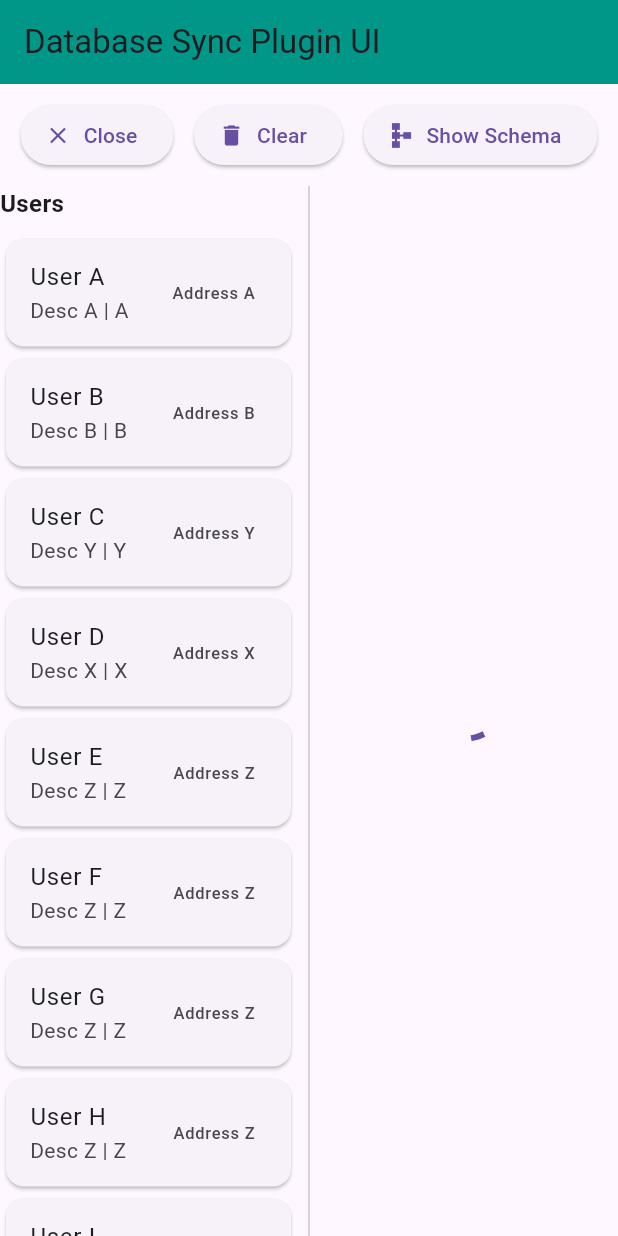
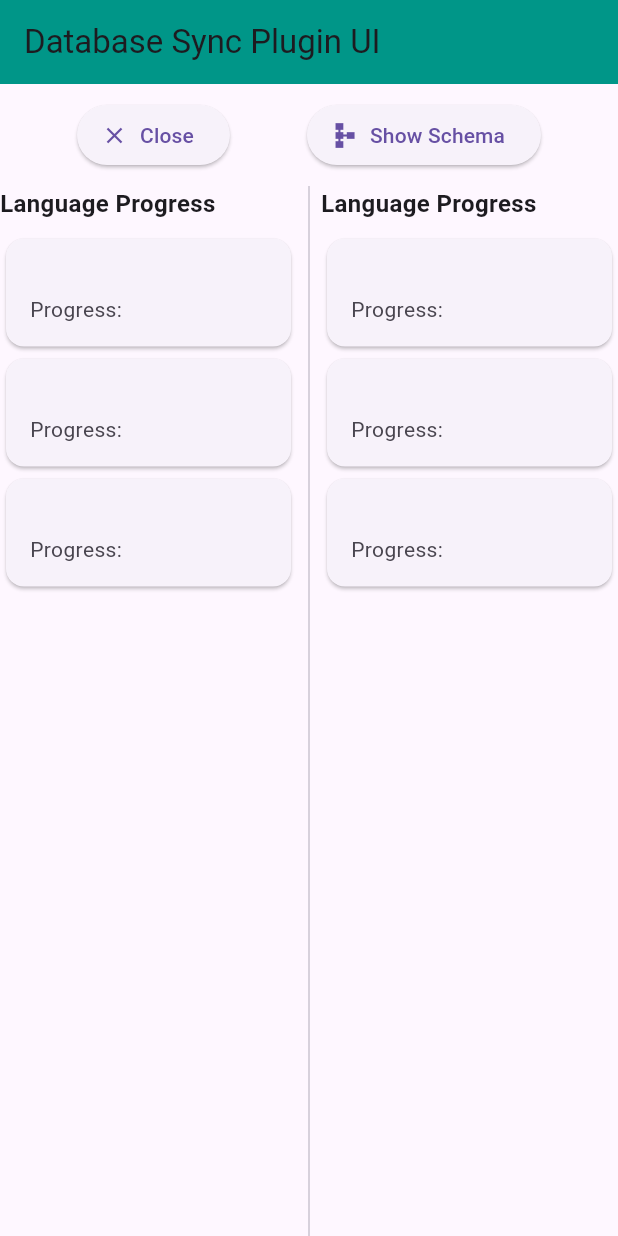
Before and after one commit to Prayag887/background_sync_plugin, a Flutter app: the screen it shows after launch, on a phone screen of 412 x 824 dp. Run offline on Flutter 3.47's test engine with Material 3 defaults, Android fonts, the phone set to English and light mode, and no system bars; our stand-ins replace plugin_platform_interface, sqflite; accounts and stored records are empty.

Commit message:
language progress api is hit with dummy data, headers maintained, fetch api, database store for fetched data query implementation during plugin implementation phase

```diff
--- a/example/lib/db_service.dart
+++ b/example/lib/db_service.dart
@@ -28,78 +28,109 @@ class DatabaseHelper {
   }
 
   Future _createDB(Database db, int version) async {
-    // Create users table
     await db.execute('''
-      CREATE TABLE users (
-        id INTEGER PRIMARY KEY AUTOINCREMENT,
-        name TEXT NOT NULL,
-        description TEXT,
-        address TEXT,
-        grade TEXT
+      CREATE TABLE lang_progress (
+        id INTEGER PRIMARY KEY,
+        remote_id INTEGER,
+        customer_id INTEGER,
+        object_id INTEGER,
+        language_id INTEGER,
+        listening_progress REAL,
+        speaking_progress REAL,
+        writing_progress REAL,
+        reading_progress REAL,
+        mixed_progress REAL,
+        group_name TEXT,
+        model_type TEXT,
+        model_id INTEGER,
+        created_at TEXT,
+        updated_at TEXT,
+        synced_at TEXT,
+        deleted_at TEXT,
+        extras TEXT
       )
     ''');
 
-    // Create users_copy table
-    await db.execute('''
-      CREATE TABLE users_copy (
-        id INTEGER PRIMARY KEY AUTOINCREMENT,
-        name TEXT NOT NULL,
-        description TEXT,
-        address TEXT,
-        grade TEXT,
-        sync_status INTEGER DEFAULT 0
-      )
-    ''');
-
-    // Insert sample data
     await _insertSampleData(db);
   }
 
   Future<void> _insertSampleData(Database db) async {
-    final users = [
-      {'name': 'User A', 'description': 'Desc A', 'address': 'Address A', 'grade': 'A'},
-      {'name': 'User B', 'description': 'Desc B', 'address': 'Address B', 'grade': 'B'},
-      {'name': 'User C', 'description': 'Desc Y', 'address': 'Address Y', 'grade': 'Y'},
-      {'name': 'User D', 'description': 'Desc X', 'address': 'Address X', 'grade': 'X'},
-      {'name': 'User E', 'description': 'Desc Z', 'address': 'Address Z', 'grade': 'Z'},
-      {'name': 'User F', 'description': 'Desc Z', 'address': 'Address Z', 'grade': 'Z'},
-      {'name': 'User G', 'description': 'Desc Z', 'address': 'Address Z', 'grade': 'Z'},
-      {'name': 'User H', 'description': 'Desc Z', 'address': 'Address Z', 'grade': 'Z'},
-      {'name': 'User I', 'description': 'Desc Z', 'address': 'Address Z', 'grade': 'Z'},
-      {'name': 'User J', 'description': 'Desc Z', 'address': 'Address Z', 'grade': 'Z'},
-      {'name': 'User K', 'description': 'Desc Z', 'address': 'Address Z', 'grade': 'Z'},
-      {'name': 'User L', 'description': 'Desc Z', 'address': 'Address Z', 'grade': 'Z'},
-      {'name': 'User M', 'description': 'Desc Z', 'address': 'Address Z', 'grade': 'Z'},
-      {'name': 'User n', 'description': 'Desc Z', 'address': 'Address Z', 'grade': 'Z'},
-      {'name': 'User o', 'description': 'Desc Z', 'address': 'Address Z', 'grade': 'Z'},
-      {'name': 'User p', 'description': 'Desc Z', 'address': 'Address Z', 'grade': 'Z'},
-      {'name': 'User q', 'description': 'Desc Z', 'address': 'Address Z', 'grade': 'Z'},
-      {'name': 'User r', 'description': 'Desc Z', 'address': 'Address Z', 'grade': 'Z'},
-      {'name': 'User s', 'description': 'Desc Z', 'address': 'Address Z', 'grade': 'Z'},
-      {'name': 'User t', 'description': 'Desc Z', 'address': 'Address Z', 'grade': 'Z'},
-      {'name': 'User u', 'description': 'Desc Z', 'address': 'Address Z', 'grade': 'Z'},
-      {'name': 'User v', 'description': 'Desc Z', 'address': 'Address Z', 'grade': 'Z'},
-      {'name': 'User w', 'description': 'Desc Z', 'address': 'Address Z', 'grade': 'Z'},
-      {'name': 'User x', 'description': 'Desc Z', 'address': 'Address Z', 'grade': 'Z'},
-      {'name': 'User y', 'description': 'Desc Z', 'address': 'Address Z', 'grade': 'Z'},
-      {'name': 'User z', 'description': 'Desc Z', 'address': 'Address Z', 'grade': 'Z'},
-    ];
+    const String jsonData = '''{
+      "table_name": "lang_progress",
+      "records": [
+        {
+          "id": 34,
+          "remote_id": null,
+          "customer_id": 5,
+          "object_id": 112,
+          "language_id": 2,
+          "listening_progress": null,
+          "speaking_progress": null,
+          "writing_progress": 1.0,
+          "reading_progress": null,
+          "mixed_progress": null,
+          "group_name": null,
+          "model_type": "App\\\\Models\\\\Language\\\\LangObject",
+          "model_id": 112,
+          "created_at": "2025-04-22T15:15:31.453616",
+          "updated_at": "2025-04-22T15:17:15.427977",
+          "synced_at": null,
+          "deleted_at": null,
+          "extras": null
+        },
+        {
+          "id": 82,
+          "remote_id": null,
+          "customer_id": 5,
+          "object_id": 38,
+          "language_id": 2,
+          "listening_progress": null,
+          "speaking_progress": null,
+          "writing_progress": 0.0,
+          "reading_progress": null,
+          "mixed_progress": null,
+          "group_name": null,
+          "model_type": "App\\\\Models\\\\Language\\\\LangObject",
+          "model_id": 38,
+          "created_at": "2025-04-22T15:15:31.785278",
+          "updated_at": "2025-04-22T15:17:03.872527",
+          "synced_at": null,
+          "deleted_at": null,
+          "extras": null
+        },
+        {
+          "id": 112,
+          "remote_id": null,
+          "customer_id": 5,
+          "object_id": 156,
+          "language_id": 2,
+          "listening_progress": null,
+          "speaking_progress": null,
+          "writing_progress": 1.0,
+          "reading_progress": null,
+          "mixed_progress": null,
+          "group_name": null,
+          "model_type": "App\\\\Models\\\\Language\\\\LangObject",
+          "model_id": 156,
+          "created_at": "2025-04-22T15:15:32.065481",
+          "updated_at": "2025-04-22T15:17:55.654569",
+          "synced_at": null,
+          "deleted_at": null,
+          "extras": null
+        }
+      ]
+    }''';
 
-    await db.transaction((txn) async {
-      final batch = txn.batch();
+    final Map<String, dynamic> parsed = jsonDecode(jsonData);
+    final List<dynamic> records = parsed['records'];
 
-      for (int i = 0; i < 1000; i++) {
-        for (final user in users) {
-          batch.insert('users', user);
-        }
-      }
+    final batch = db.batch();
+    for (final record in records) {
+      batch.insert('lang_progress', record as Map<String, dynamic>);
+    }
 
-      // Execute all insertions in one go
-      await batch.commit();
-    });
+    await batch.commit(noResult: true);
   }
-
-
 
   Future<void> clearUserCopy() async {
     try {
@@ -111,8 +142,6 @@ class DatabaseHelper {
     }
   }
 
-
-  // Enhanced schema generation method
   Future<String> getSchemaAsJson() async {
     final db = await database;
     final schema = <String, dynamic>{
@@ -125,8 +154,7 @@ class DatabaseHelper {
     };
 
     final List<Map<String, dynamic>> tables = await db.rawQuery(
-        "SELECT name, sql FROM sqlite_master WHERE type='table'"
-    );
+        "SELECT name, sql FROM sqlite_master WHERE type='table'");
 
     for (var tableObj in tables) {
       final tableName = tableObj['name'] as String;
@@ -134,14 +162,11 @@ class DatabaseHelper {
 
       if (_shouldSkipTable(tableName)) continue;
 
-      // Safe access with null assertion operator (!) since we initialized it as non-null
       schema['tables']![tableName] = await _getTableSchema(db, tableName, tableSql);
     }
 
-    // Handle views
     final List<Map<String, dynamic>> views = await db.rawQuery(
-        "SELECT name, sql FROM sqlite_master WHERE type='view'"
-    );
+        "SELECT name, sql FROM sqlite_master WHERE type='view'");
     schema['views'] = views;
 
     return _formatJson(schema);
@@ -151,11 +176,7 @@ class DatabaseHelper {
     return tableName.startsWith('sqlite_') || tableName.startsWith('android_');
   }
 
-  Future<Map<String, dynamic>> _getTableSchema(
-      Database db,
-      String tableName,
-      String? tableSql
-      ) async {
+  Future<Map<String, dynamic>> _getTableSchema(Database db, String tableName, String? tableSql) async {
     return {
       'create_statement': tableSql,
       'columns': await db.rawQuery("PRAGMA table_info($tableName)"),
@@ -165,10 +186,7 @@ class DatabaseHelper {
     };
   }
 
-  Future<List<Map<String, dynamic>>> _getIndexInfo(
-      Database db,
-      String tableName
-      ) async {
+  Future<List<Map<String, dynamic>>> _getIndexInfo(Database db, String tableName) async {
     final indices = <Map<String, dynamic>>[];
     final indexList = await db.rawQuery("PRAGMA index_list($tableName)");
 
@@ -187,14 +205,9 @@ class DatabaseHelper {
     return indices;
   }
 
-  Future<List<Map<String, dynamic>>> _getTriggers(
-      Database db,
-      String tableName
-      ) async {
+  Future<List<Map<String, dynamic>>> _getTriggers(Database db, String tableName) async {
     return await db.rawQuery(
-        "SELECT name, sql FROM sqlite_master "
-            "WHERE type='trigger' AND tbl_name='$tableName'"
-    );
+        "SELECT name, sql FROM sqlite_master WHERE type='trigger' AND tbl_name='$tableName'");
   }
 
   String _formatJson(Map<String, dynamic> schema) {
@@ -210,7 +223,6 @@ class DatabaseHelper {
     return file;
   }
 
-  // Helper to print schema to console
   Future<void> printSchema() async {
     final schema = await getSchemaAsJson();
     if (kDebugMode) {
--- a/example/lib/main.dart
+++ b/example/lib/main.dart
@@ -33,8 +33,8 @@ class MainScreen extends StatefulWidget {
 
 class _MainScreenState extends State<MainScreen> {
   final FlutterWorkmanagerPlugin _plugin = FlutterWorkmanagerPlugin();
-  final ValueNotifier<List<Map<String, dynamic>>> usersCopyNotifier = ValueNotifier([]);
-  List<Map<String, dynamic>> users = [];
+  final ValueNotifier<List<Map<String, dynamic>>> progressNotifier = ValueNotifier([]);
+  List<Map<String, dynamic>> progressRecords = [];
   String schemaJson = '';
   bool showSchema = false;
   bool isLoading = true;
@@ -57,11 +57,10 @@ class _MainScreenState extends State<MainScreen> {
   Future<void> _startMonitoring() async {
     final dir = await getDatabasesPath();
     const dbName = 'app_database.db';
-    const dbQuery = "SELECT name FROM sqlite_master WHERE type = 'table';";
-    const dbQueryProgress = "SELECT name FROM sqlite_master WHERE type = 'table';";
-    const dbQueryPractice = "SELECT name FROM sqlite_master WHERE type = 'table';";
-    const dbQueryAttempts = "SELECT name FROM sqlite_master WHERE type = 'table';";
-    const dbQuerySuperSync = "SELECT name FROM sqlite_master WHERE type = 'table';";
+    const dbQueryProgress = "SELECT * FROM lang_progress";
+    const dbQueryPractice = "SELECT * FROM lang_progress";
+    const dbQueryAttempts = "SELECT * FROM lang_progress";
+    const dbQuerySuperSync = "SELECT * FROM lang_progress";
     const periodicSyncDuration = 5000;
     const apiRouteProgress = "https://api.ambition.guru/api/gprs/v2/super-sync/sync-records";
     const apiRoutePractice = "https://api.ambition.guru/api/gprs/v2/super-sync/sync-records";
@@ -82,8 +81,8 @@ class _MainScreenState extends State<MainScreen> {
       await FlutterWorkmanagerPlugin.startMonitoring(
         dir,
         dbName,
+        dbQueryProgress,
         dbQueryPractice,
-          dbQueryProgress,
         dbQueryAttempts,
         dbQuerySuperSync,
         periodicSyncDuration,
@@ -95,7 +94,7 @@ class _MainScreenState extends State<MainScreen> {
         authorization,
         x_package_id,
         deviceType,
-          version
+        version,
       );
     } catch (e) {
       debugPrint('Error starting monitoring: $e');
@@ -104,14 +103,13 @@ class _MainScreenState extends State<MainScreen> {
 
   Future<void> _loadData() async {
     final db = await DatabaseHelper.instance.database;
-    final usersResult = await db.query('users');
-    final usersCopyResult = await db.query('users_copy');
+    final progressResult = await db.query('lang_progress');
 
     setState(() {
-      users = usersResult;
+      progressRecords = progressResult;
       isLoading = false;
     });
-    usersCopyNotifier.value = usersCopyResult;
+    progressNotifier.value = progressResult;
   }
 
   Future<void> _generateSchemaInfo() async {
@@ -126,15 +124,6 @@ class _MainScreenState extends State<MainScreen> {
     SystemNavigator.pop();
   }
 
-  void _clearUserCopy() async {
-    try {
-      await DatabaseHelper.instance.clearUserCopy();
-      await _loadData();
-    } catch (e) {
-      debugPrint('Failed to clear user copy: $e');
-    }
-  }
-
   Widget _buildList(List<Map<String, dynamic>> data, String title) {
     return Column(
       crossAxisAlignment: CrossAxisAlignment.start,
@@ -145,12 +134,12 @@ class _MainScreenState extends State<MainScreen> {
           child: ListView.builder(
             itemCount: data.length,
             itemBuilder: (_, index) {
-              final user = data[index];
+              final item = data[index];
               return Card(
                 child: ListTile(
-                  title: Text(user["name"] ?? ''),
-                  subtitle: Text('${user["description"] ?? ''} | ${user["grade"] ?? ''}'),
-                  trailing: Text(user["address"] ?? ''),
+                  title: Text(item["language"] ?? ''),
+                  subtitle: Text('Progress: ${item["progress"] ?? ''}'),
+                  trailing: Text(item["last_updated"] ?? ''),
                 ),
               );
             },
@@ -160,9 +149,9 @@ class _MainScreenState extends State<MainScreen> {
     );
   }
 
-  Widget _buildUsersCopyList() {
+  Widget _buildProgressList() {
     return ValueListenableBuilder<List<Map<String, dynamic>>>(
-      valueListenable: usersCopyNotifier,
+      valueListenable: progressNotifier,
       builder: (context, data, _) {
         if (isLoading || data.isEmpty) {
           return const Center(child: CircularProgressIndicator());
@@ -171,18 +160,18 @@ class _MainScreenState extends State<MainScreen> {
         return Column(
           crossAxisAlignment: CrossAxisAlignment.start,
           children: [
-            const Text("Users Copy", style: TextStyle(fontWeight: FontWeight.bold, fontSize: 16)),
+            const Text("Language Progress", style: TextStyle(fontWeight: FontWeight.bold, fontSize: 16)),
             const SizedBox(height: 8),
             Expanded(
               child: ListView.builder(
                 itemCount: data.length,
                 itemBuilder: (_, index) {
-                  final user = data[index];
+                  final item = data[index];
                   return Card(
                     child: ListTile(
-                      title: Text(user["name"] ?? ''),
-                      subtitle: Text('${user["description"] ?? ''} | ${user["grade"] ?? ''}'),
-                      trailing: Text(user["address"] ?? ''),
+                      title: Text(item["language"] ?? ''),
+                      subtitle: Text('Progress: ${item["progress"] ?? ''}'),
+                      trailing: Text(item["last_updated"] ?? ''),
                     ),
                   );
                 },
@@ -264,11 +253,6 @@ class _MainScreenState extends State<MainScreen> {
                 label: const Text("Close"),
               ),
               ElevatedButton.icon(
-                onPressed: _clearUserCopy,
-                icon: const Icon(Icons.delete),
-                label: const Text("Clear"),
-              ),
-              ElevatedButton.icon(
                 onPressed: _generateSchemaInfo,
                 icon: const Icon(Icons.schema),
                 label: const Text("Show Schema"),
@@ -279,9 +263,9 @@ class _MainScreenState extends State<MainScreen> {
           Expanded(
             child: Row(
               children: [
-                Flexible(child: _buildList(users, "Users")),
+                Flexible(child: _buildList(progressRecords, "Language Progress")),
                 const VerticalDivider(),
-                Flexible(child: _buildUsersCopyList()),
+                Flexible(child: _buildProgressList()),
               ],
             ),
           ),
```
Also changed, not shown: 7 other files. Lines whose indentation alone changed are shown as unchanged.
